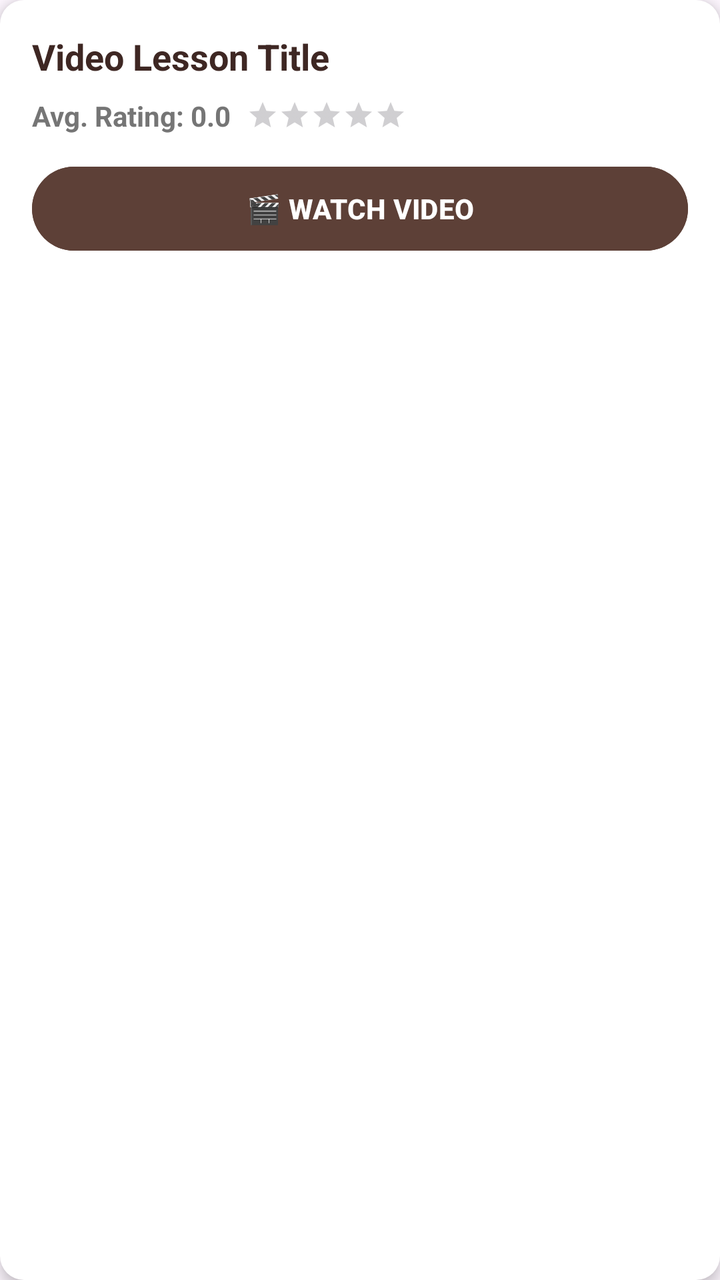
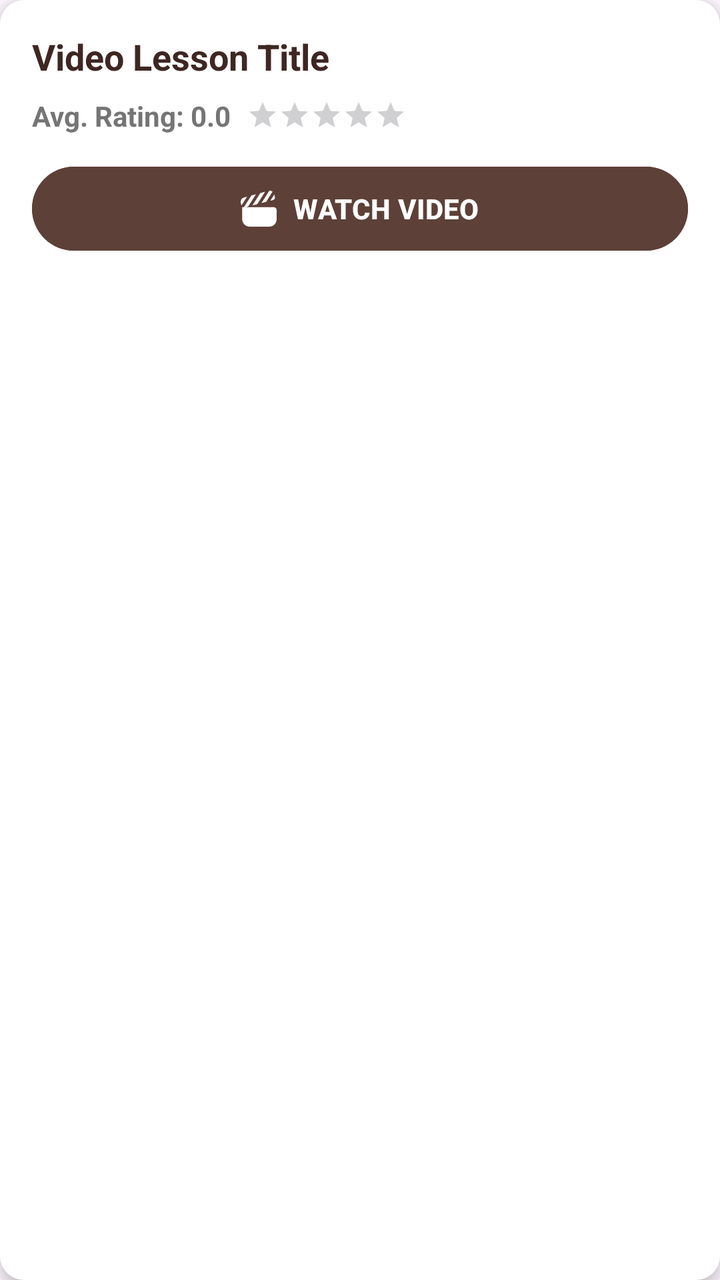

Screens rendered from an Android XML layout before and after an edit, with the pre-edit source and the edit as a unified diff.
<!-- AndroidManifest.xml: application theme Theme.OlympMathMentor -->
<!-- res/layout/item_video.xml -->
<?xml version="1.0" encoding="utf-8"?>
<LinearLayout xmlns:android="http://schemas.android.com/apk/res/android"
    android:layout_width="match_parent"
    android:layout_height="wrap_content"
    android:orientation="vertical"
    android:background="@drawable/rounded_card_bg"
    android:padding="16dp"
    android:layout_marginBottom="16dp"
    android:elevation="4dp">

    <TextView
        android:id="@+id/tvVideoTitle"
        android:layout_width="match_parent"
        android:layout_height="wrap_content"
        android:text="Video Lesson Title"
        android:textColor="#3E2723"
        android:textSize="18sp"
        android:textStyle="bold" />

    <LinearLayout
        android:layout_width="match_parent"
        android:layout_height="wrap_content"
        android:orientation="horizontal"
        android:gravity="center_vertical"
        android:layout_marginTop="8dp"
        android:layout_marginBottom="12dp">

        <TextView
            android:id="@+id/tvAverageRating"
            android:layout_width="wrap_content"
            android:layout_height="wrap_content"
            android:text="Avg. Rating: 0.0"
            android:textColor="#757575"
            android:textSize="14sp"
            android:textStyle="bold"/>

        <RatingBar
            android:id="@+id/rbVideoRating"
            android:layout_width="wrap_content"
            android:layout_height="wrap_content"
            android:numStars="5"
            android:stepSize="0.1"
            android:isIndicator="true"
            style="?android:attr/ratingBarStyleSmall"
            android:progressTint="#FFC107"
            android:layout_marginStart="8dp"/>
    </LinearLayout>

    <Button
        android:id="@+id/btnWatchVideo"
        android:layout_width="match_parent"
        android:layout_height="50dp"
        android:text="🎬 WATCH VIDEO"
        android:textStyle="bold"
        android:backgroundTint="#5D4037"
        android:textColor="#FFFFFF" />

</LinearLayout>
<!-- resources referenced by this layout -->
<resources>
  <!-- drawable rounded_card_bg (drawable) -->
  <shape xmlns:android="http://schemas.android.com/apk/res/android"><solid android:color="#FFFFFF"/><corners android:radius="12dp"/></shape>
  <style name="Theme.OlympMathMentor" parent="Base.Theme.OlympMathMentor" />
  <style name="Base.Theme.OlympMathMentor" parent="Theme.Material3.DayNight.NoActionBar">
          
          
      </style>
</resources>

<!-- the commit's change to res/layout/item_video.xml (unified diff, before → after) -->
@@ -1,5 +1,6 @@
 <?xml version="1.0" encoding="utf-8"?>
 <LinearLayout xmlns:android="http://schemas.android.com/apk/res/android"
+    xmlns:app="http://schemas.android.com/apk/res-auto"
     android:layout_width="match_parent"
     android:layout_height="wrap_content"
     android:orientation="vertical"
@@ -46,12 +47,15 @@
             android:layout_marginStart="8dp"/>
     </LinearLayout>
 
-    <Button
+    <com.google.android.material.button.MaterialButton
         android:id="@+id/btnWatchVideo"
         android:layout_width="match_parent"
         android:layout_height="50dp"
-        android:text="🎬 WATCH VIDEO"
+        android:text="WATCH VIDEO"
         android:textStyle="bold"
+        app:icon="@drawable/clapper"
+        app:iconGravity="textStart"
+        app:iconTint="#FFFFFF"
         android:backgroundTint="#5D4037"
         android:textColor="#FFFFFF" />
 
<!-- resource entries referenced after the edit -->
@@ -1,5 +1,15 @@
 <!-- resources referenced by this layout -->
 <resources>
+  <!-- drawable clapper (drawable) -->
+  <vector xmlns:android="http://schemas.android.com/apk/res/android"
+      android:width="24dp"
+      android:height="24dp"
+      android:viewportWidth="24"
+      android:viewportHeight="24">
+    <path
+        android:fillColor="#FF000000"
+        android:pathData="M24,13v6c0,2.761 -2.239,5 -5,5L6,24c-2.761,0 -5,-2.239 -5,-5L1,11h1.143L7.155,3.2l3.079,-0.835L4.971,10.593l-1.472,0.385 -0.043,0.022L22,11c1.105,0 2,0.895 2,2ZM16.98,7.456L21.246,0.613c-0.591,-0.45 -1.342,-0.677 -2.137,-0.598l-5.263,8.259 3.134,-0.819ZM21.607,6.247c0.865,-0.226 1.394,-1.098 1.195,-1.97l-0.398,-1.741 -2.608,4.184 1.811,-0.473ZM11,9.018L16.286,0.725l-3.179,0.862L7.822,9.848l3.178,-0.83ZM2.354,4.501C0.739,4.857 -0.286,6.46 0.071,8.083l0.417,1.826L4.281,3.979l-1.927,0.522Z"/>
+  </vector>
   <!-- drawable rounded_card_bg (drawable) -->
   <shape xmlns:android="http://schemas.android.com/apk/res/android"><solid android:color="#FFFFFF"/><corners android:radius="12dp"/></shape>
   <style name="Theme.OlympMathMentor" parent="Base.Theme.OlympMathMentor" />
